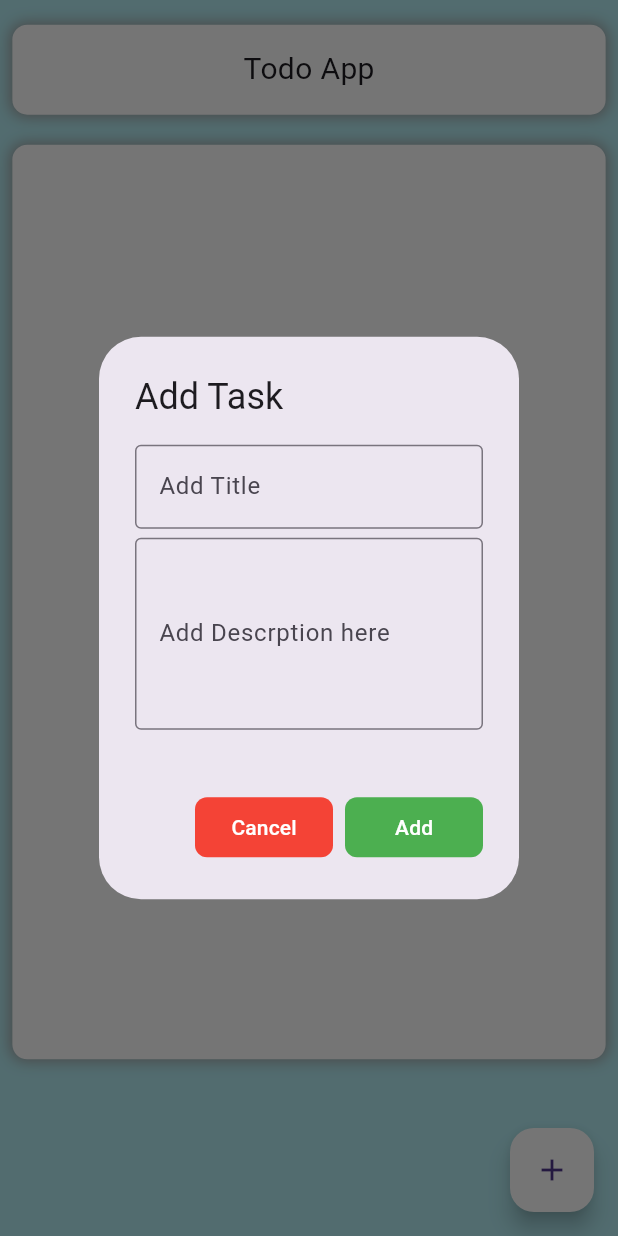
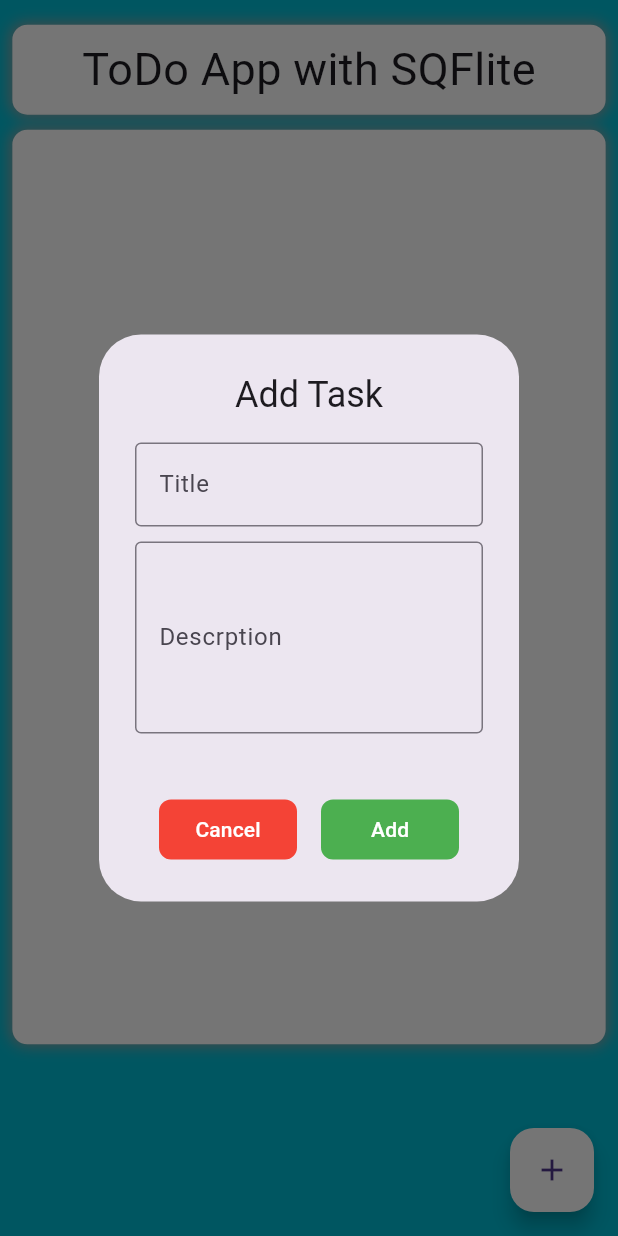
Before and after one commit to neksherazi/CodeSoft, a Flutter app: the screen it shows after launch, after a tap on the "add" icon, on a phone screen of 412 x 824 dp. Run offline on Flutter 3.47's test engine with Material 3 defaults, Android fonts, the phone set to English and light mode, and no system bars; our stand-ins replace sqflite; accounts and stored records are empty.

Commit message:
UI Updates

```diff
--- a/todo_app/lib/main.dart
+++ b/todo_app/lib/main.dart
@@ -1,6 +1,7 @@
 // ignore_for_file: unused_import
 
 import "package:flutter/material.dart";
+import 'package:todo_app/screens/splash_screen.dart';
 import 'screens/home_screen.dart';
 
 void main() {
@@ -15,10 +16,10 @@ class MyApp extends StatelessWidget {
       debugShowCheckedModeBanner: false,
       theme: ThemeData(
         useMaterial3: true,
-        scaffoldBackgroundColor: Colors.cyan.shade100,
+        scaffoldBackgroundColor: Colors.cyan,
       ),
       title: "Todo App",
-      home: const HomeScreen(),
+      home: SplashScreen(),
     );
   }
 }
--- a/todo_app/lib/screens/home_screen.dart
+++ b/todo_app/lib/screens/home_screen.dart
@@ -17,7 +17,6 @@ class HomeScreen extends StatefulWidget {
 
 class _HomeScreenState extends State<HomeScreen> {
   late String title, description;
-  late bool completed;
   List<Map<String, dynamic>> taskList = [];
 
   @override
@@ -117,11 +116,9 @@ class _HomeScreenState extends State<HomeScreen> {
           CustomTitleText(
             width: screenWidth,
             height: 60,
-            title: "Todo App",
+            title: "ToDo App with SQFlite",
           ),
-          const SizedBox(
-            height: 20,
-          ),
+          const SizedBox(height: 10),
           Container(
             width: screenWidth,
             height: screenHeight * 0.74,
@@ -139,12 +136,21 @@ class _HomeScreenState extends State<HomeScreen> {
             child: ListView.builder(
               itemCount: taskList.length,
               itemBuilder: (context, index) {
-                return ListTile(
+                return Padding(
+                  padding: const EdgeInsets.all(8.0),
+                  child: Container(
+                    decoration: BoxDecoration(
+                        color: Colors.cyan,
+                        borderRadius: BorderRadius.circular(10)),
+                    child: ListTile(
                       title: Text(
                         taskList[index]['title'],
+                        style: const TextStyle(
+                            color: Colors.white, fontWeight: FontWeight.bold),
                       ),
                       subtitle: Text(
                         taskList[index]['description'],
+                        style: const TextStyle(color: Colors.white),
                       ),
                       trailing: Row(
                         mainAxisSize: MainAxisSize.min,
@@ -163,7 +169,7 @@ class _HomeScreenState extends State<HomeScreen> {
                               },
                               icon: const Icon(
                                 Icons.edit,
-                            color: Colors.green,
+                                color: Colors.lime,
                               )),
                           IconButton(
                             onPressed: () {
@@ -175,6 +181,8 @@ class _HomeScreenState extends State<HomeScreen> {
                             ),
                           ),
                         ],
+                      ),
+                    ),
                   ),
                 );
               },
@@ -191,22 +199,28 @@ class _HomeScreenState extends State<HomeScreen> {
     BuildContext context,
   ) {
     return AlertDialog(
-      title: const Text("Add Task"),
+      actionsAlignment: MainAxisAlignment.spaceEvenly,
+      title: const Text(
+        "Add Task",
+        textAlign: TextAlign.center,
+      ),
       content: SizedBox(
         width: 200,
-        height: 207,
+        height: 210,
         child: Column(
           children: [
             CustomTextField(
               controller: titleController,
               maxLines: 1,
-              labelText: "Add Title",
+              labelText: "Title",
+              hintText: "Enter title text",
             ),
-            const SizedBox(height: 6),
+            const SizedBox(height: 10),
             CustomTextField(
               controller: descriptionController,
               maxLines: 4,
-              labelText: "Add Descrption here",
+              labelText: "Descrption",
+              hintText: "Enter description text",
             ),
           ],
         ),
--- /dev/null
+++ b/todo_app/lib/screens/splash_screen.dart
@@ -0,0 +1,29 @@
+import 'package:flutter/material.dart';
+import 'package:todo_app/screens/home_screen.dart';
+
+class SplashScreen extends StatelessWidget {
+  const SplashScreen({super.key});
+
+  @override
+  Widget build(BuildContext context) {
+    Future.delayed(const Duration(seconds: 3), () {
+      Navigator.pushReplacement(
+          context, MaterialPageRoute(builder: (context) => const HomeScreen()));
+    });
+    return const Scaffold(
+      body: Center(
+        child: Column(
+          mainAxisAlignment: MainAxisAlignment.center,
+          children: [
+            Icon(Icons.task, size: 150),
+            SizedBox(height: 10),
+            Text(
+              "ToDo App using sqflite",
+              style: TextStyle(fontSize: 20, fontWeight: FontWeight.bold),
+            ),
+          ],
+        ),
+      ),
+    );
+  }
+}
--- a/todo_app/lib/widgets/custom_textfield.dart
+++ b/todo_app/lib/widgets/custom_textfield.dart
@@ -2,6 +2,7 @@ import 'package:flutter/material.dart';
 
 class CustomTextField extends StatelessWidget {
   final TextEditingController? controller;
+  final String? hintText;
   final String labelText;
   final int maxLines;
   final Function? onChanged;
@@ -10,6 +11,7 @@ class CustomTextField extends StatelessWidget {
       this.controller,
       required this.maxLines,
       required this.labelText,
+      this.hintText,
       this.onChanged});
 
   @override
@@ -19,6 +21,7 @@ class CustomTextField extends StatelessWidget {
       controller: controller,
       decoration: InputDecoration(
         labelText: labelText,
+        hintText: hintText,
         border: const OutlineInputBorder(),
       ),
     );
--- a/todo_app/lib/widgets/custom_title_text.dart
+++ b/todo_app/lib/widgets/custom_title_text.dart
@@ -32,7 +32,7 @@ class CustomTitleText extends StatelessWidget {
         child: Text(
           title,
           style: const TextStyle(
-            fontSize: 20,
+            fontSize: 30,
           ),
         ),
       ),
```
Also changed, not shown: todo_app/lib/helpers/update_user.dart (+11 -5 lines). Lines whose indentation alone changed are shown as unchanged.
